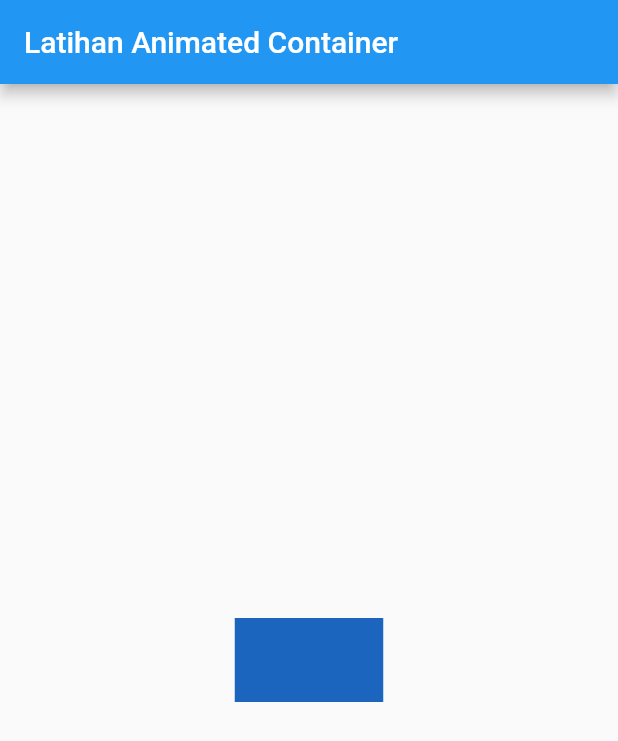
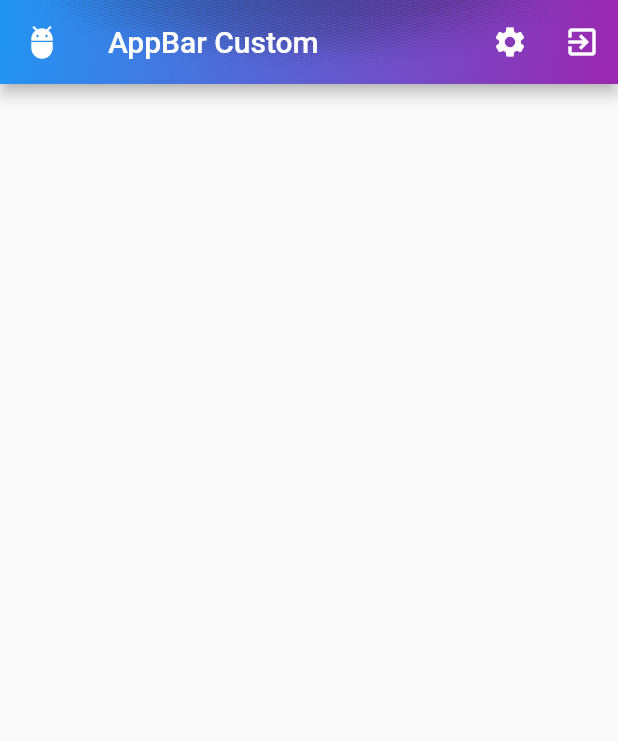
Before and after one commit to Muammarbanana/flutter-practice, a Flutter app: the Utama widget shown alone on an empty page, opened directly, on a phone screen of 412 x 824 dp. Shown: the top 741 px of the screen. Run offline on Flutter 3.47's test engine with Material 2 defaults, Android fonts, the phone set to English and light mode, and no system bars; project files that could hold a hidden picture were left out.

Commit message:
add custom app bar page

```diff
--- /dev/null
+++ b/lib/customappbar.dart
@@ -0,0 +1,42 @@
+import "package:flutter/material.dart";
+
+class CustomAppBar extends StatelessWidget {
+  @override
+  Widget build(BuildContext context) {
+    return MaterialApp(
+      home: Scaffold(
+        appBar: AppBar(
+          leading: Icon(Icons.adb_rounded),
+          title: Text(
+            "AppBar Custom",
+            style: TextStyle(color: Colors.white),
+          ),
+          actions: [
+            IconButton(
+              icon: Icon(Icons.settings),
+              onPressed: () {},
+            ),
+            IconButton(
+              icon: Icon(Icons.exit_to_app),
+              onPressed: () {},
+            ),
+          ],
+          flexibleSpace: Container(
+            decoration: BoxDecoration(
+              gradient: LinearGradient(
+                colors: [Colors.blue, Colors.purple],
+                begin: FractionalOffset.topLeft,
+                end: FractionalOffset.bottomRight,
+              ),
+              image: DecorationImage(
+                image: AssetImage("assets/images/pngegg.png"),
+                fit: BoxFit.fill,
+                repeat: ImageRepeat.repeat,
+              ),
+            ),
+          ),
+        ),
+      ),
+    );
+  }
+}
--- a/lib/main.dart
+++ b/lib/main.dart
@@ -1,6 +1,7 @@
 import 'package:flutter/material.dart';
 import 'package:flutter_app_2/animatedcont.dart';
 import 'package:flutter_app_2/anoningusmethod.dart';
+import 'package:flutter_app_2/customappbar.dart';
 import 'package:flutter_app_2/draggable.dart';
 import 'package:flutter_app_2/flexiblewidget.dart';
 import 'package:flutter_app_2/imagewid.dart';
@@ -49,6 +50,7 @@ class _UtamaState extends State<Utama> {
     return PageView(
       controller: _controller,
       children: [
+        CustomAppBar(),
         AnimatedCont(),
         Anoningus(),
         Ngedrag(),
--- a/pubspec.yaml
+++ b/pubspec.yaml
@@ -45,9 +45,8 @@ flutter:
   uses-material-design: true
 
   # To add assets to your application, add an assets section, like this:
-  # assets:
-  #   - images/a_dot_burr.jpeg
-  #   - images/a_dot_ham.jpeg
+  assets:
+     - assets/images/pngegg.png
 
   # An image asset can refer to one or more resolution-specific "variants", see
   # https://flutter.dev/assets-and-images/#resolution-aware.
```
Also changed, not shown: assets/images/pngegg.png (added).
